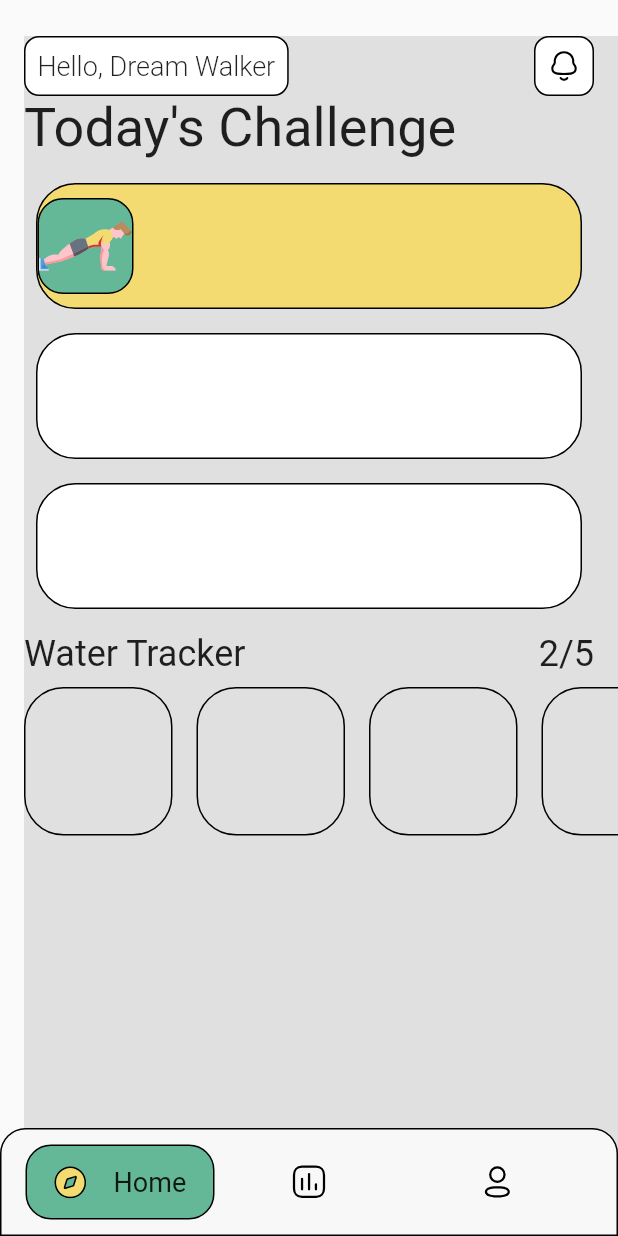
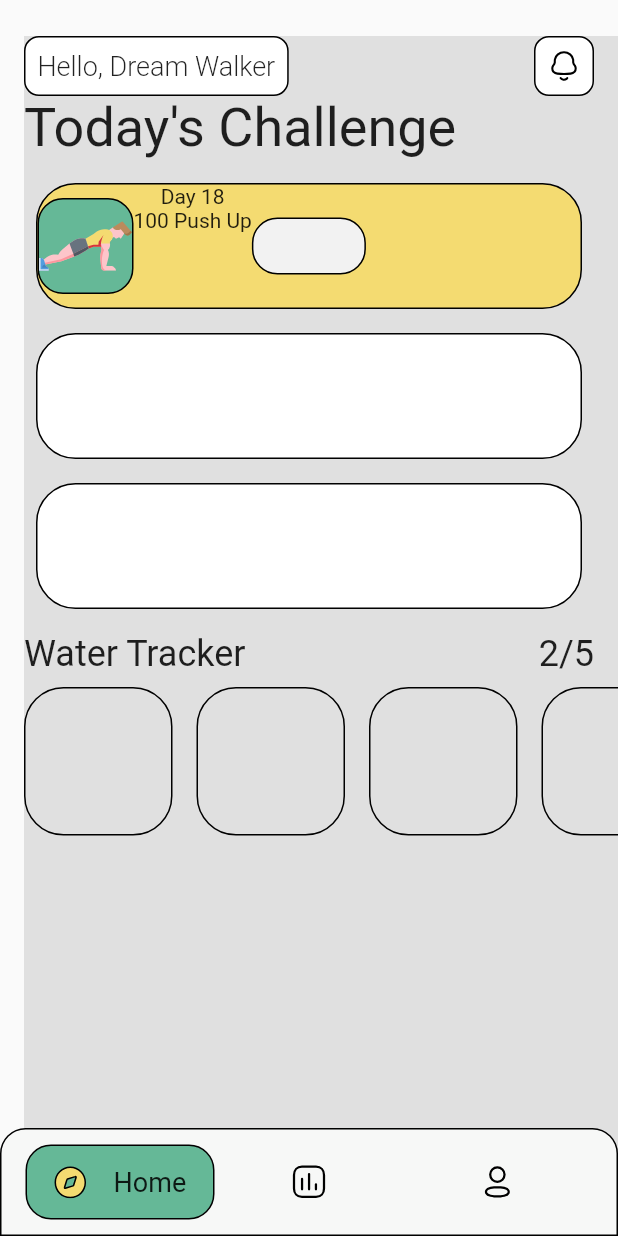
Before and after one commit to JAICHANGPARK/flutter_notebook_13th_story, a Flutter app: the HealthHomePage screen opened directly, on a phone screen of 412 x 824 dp. Run offline on Flutter 3.47's test engine with Material 2 defaults, Android fonts, the phone set to English and light mode, and no system bars; our stand-ins replace flutter_svg, get, google_fonts, hooks_riverpod, page_transition, timeago; missing offline and left inert: barcode; Roboto replaces fonts that are missing (Kanit).

Commit message:
Update health_home_page.dart

```diff
--- a/lib/ep833_health_app/ui/health_home_page.dart
+++ b/lib/ep833_health_app/ui/health_home_page.dart
@@ -97,9 +97,27 @@ class _HealthHomePageState extends State<HealthHomePage> {
                                           borderRadius: BorderRadius.circular(17)
                                       ),
                                       child: SvgPicture.asset("assets/img/push_up.svg"),
-                                    )
+                                    ),
+                                    Column(
+                                      children: [
+                                        Text("Day 18"),
+                                        Text("100 Push Up"),
+                                      ],
+                                    ),
+
+                              Container(
+                                height: 38,
+                                width: 76,
+                                decoration: BoxDecoration(
+                                    color: ColorSystem.grey,
+                                    border: Border.all(color: Colors.black,),
+                                    borderRadius: BorderRadius.circular(17)
+                                ),
+
+                              )
+
                                   ],
-                                )
+                                ),
                             ),
                             SizedBox(
                               height: 16,
```
